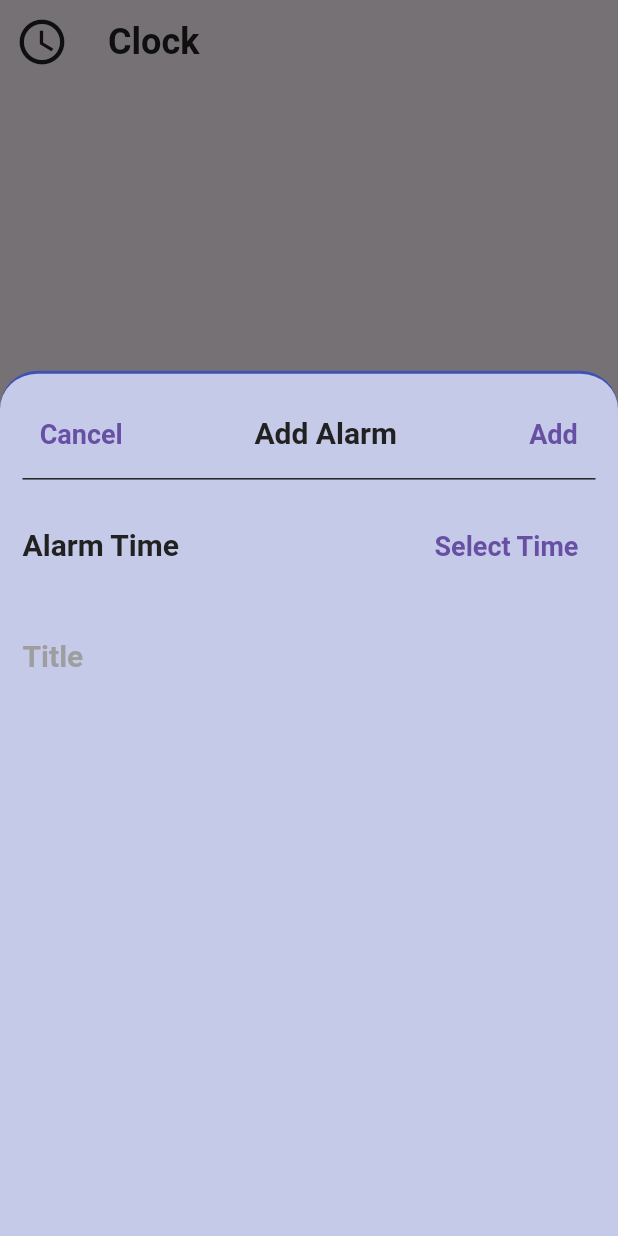
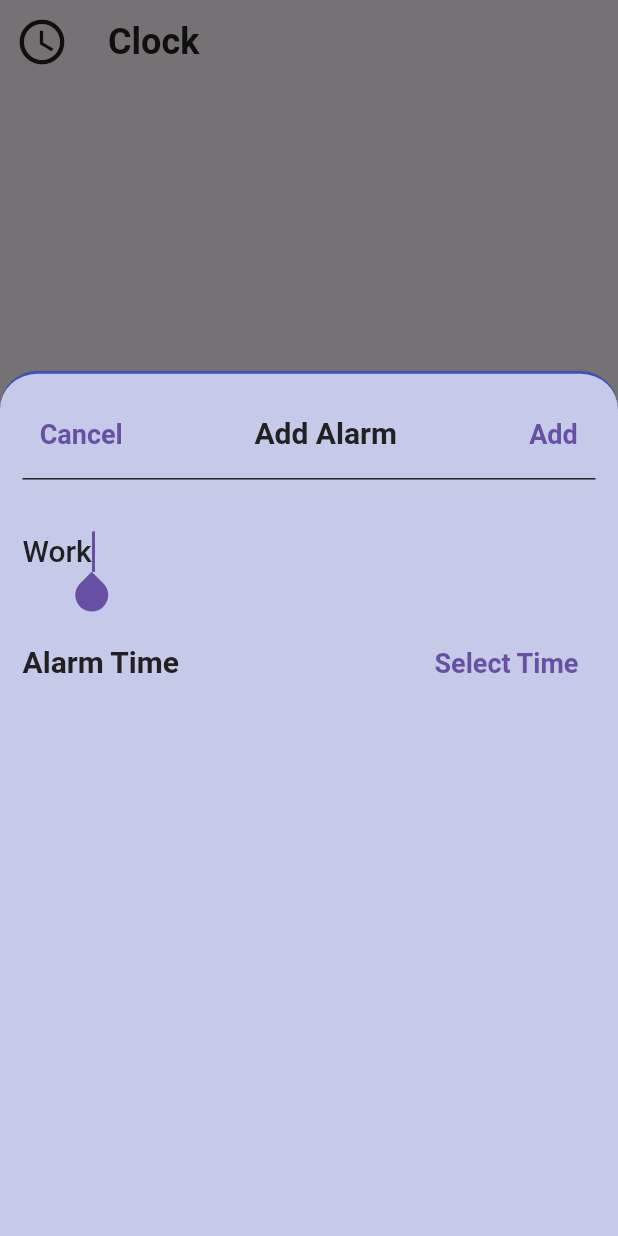
Before and after one commit to RohitMundhra123/portfolio_app, a Flutter app: the ClockApp screen opened directly, item 2 of the bottom bar chosen, after a tap on the "add" icon, on a phone screen of 412 x 824 dp. Run offline on Flutter 3.47's test engine with Material 3 defaults, Android fonts, the phone set to English and light mode, and no system bars; our stand-ins replace drift, drift_flutter, get, shared_preferences, sqflite; accounts and stored records are empty; generated files the repository leaves out were written again.

Commit message:
Refactor alarm title input and enhance text field styling

```diff
--- a/lib/screens/apps/clock/addalarm.dart
+++ b/lib/screens/apps/clock/addalarm.dart
@@ -24,6 +24,8 @@ class _AddAlarmState extends State<AddAlarm> {
   void initState() {
     super.initState();
     _clockController = widget.clockController;
+    titleFocusNode.requestFocus();
+    titleController.text = 'Work';
   }
 
   @override
@@ -68,19 +70,21 @@ class _AddAlarmState extends State<AddAlarm> {
   }
 
   Widget _form() {
-    return Column(
-      children: [_alarmTime(), const SizedBox(height: 15), _description()],
-    );
+    return Column(children: [_description(), _alarmTime()]);
   }
 
   final TextEditingController titleController = TextEditingController();
   final FocusNode titleFocusNode = FocusNode();
 
   Widget _description() {
-    return ContentTextformfield(
-      contentController: titleController,
-      focusNode: titleFocusNode,
-      hintText: 'Title',
+    return Padding(
+      padding: const EdgeInsets.symmetric(vertical: 15),
+      child: ContentTextformfield(
+        contentController: titleController,
+        focusNode: titleFocusNode,
+        dialog: true,
+        hintText: 'Title',
+      ),
     );
   }
 
--- a/lib/utils/widgets/textformfield/content_textformfield.dart
+++ b/lib/utils/widgets/textformfield/content_textformfield.dart
@@ -6,12 +6,14 @@ class ContentTextformfield extends StatelessWidget {
     super.key,
     required this.contentController,
     required this.focusNode,
+    this.dialog = false,
     this.hintText,
   });
 
   final TextEditingController contentController;
   final FocusNode focusNode;
   final String? hintText;
+  final bool dialog;
 
   @override
   Widget build(BuildContext context) {
@@ -20,12 +22,12 @@ class ContentTextformfield extends StatelessWidget {
       keyboardType: TextInputType.multiline,
       maxLines: null,
       focusNode: focusNode,
-      style: Get.textTheme.headlineSmall?.copyWith(fontWeight: FontWeight.w600),
+      style: Get.textTheme.headlineSmall?.copyWith(fontWeight: FontWeight.w500),
       decoration: InputDecoration(
         hintText: hintText ?? 'Content',
         hintStyle: Get.textTheme.headlineSmall?.copyWith(
-          color: Colors.grey,
-          fontWeight: FontWeight.w600,
+          color: !dialog ? Colors.grey : null,
+          fontWeight: FontWeight.w500,
         ),
         border: InputBorder.none,
       ),
```
